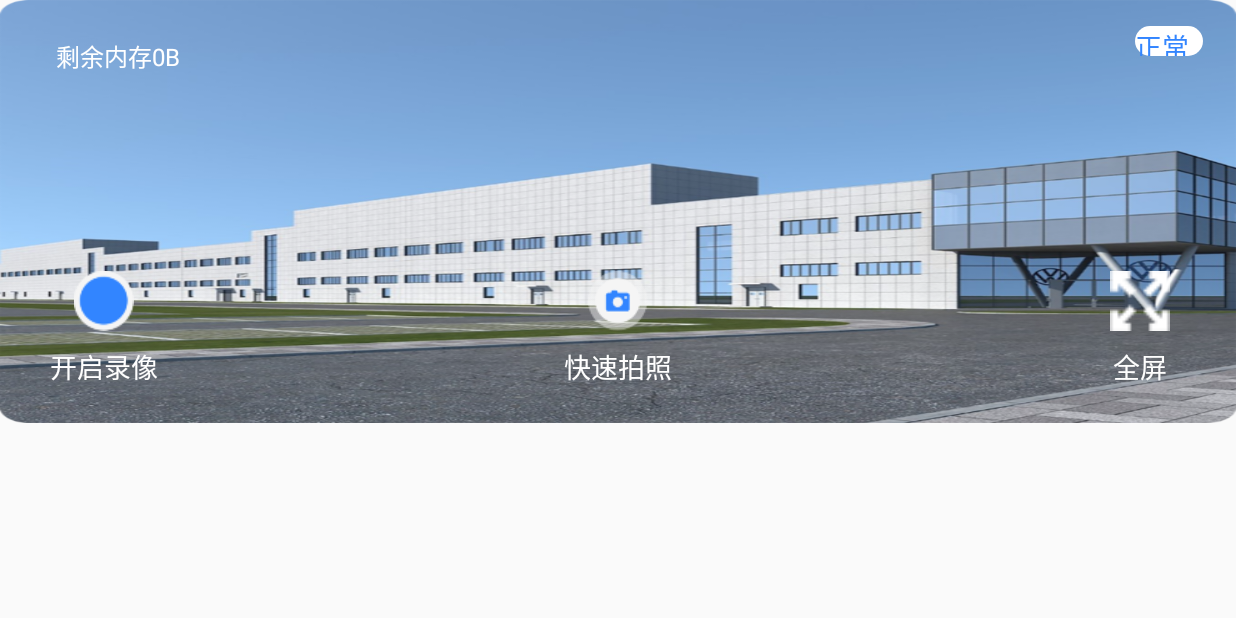
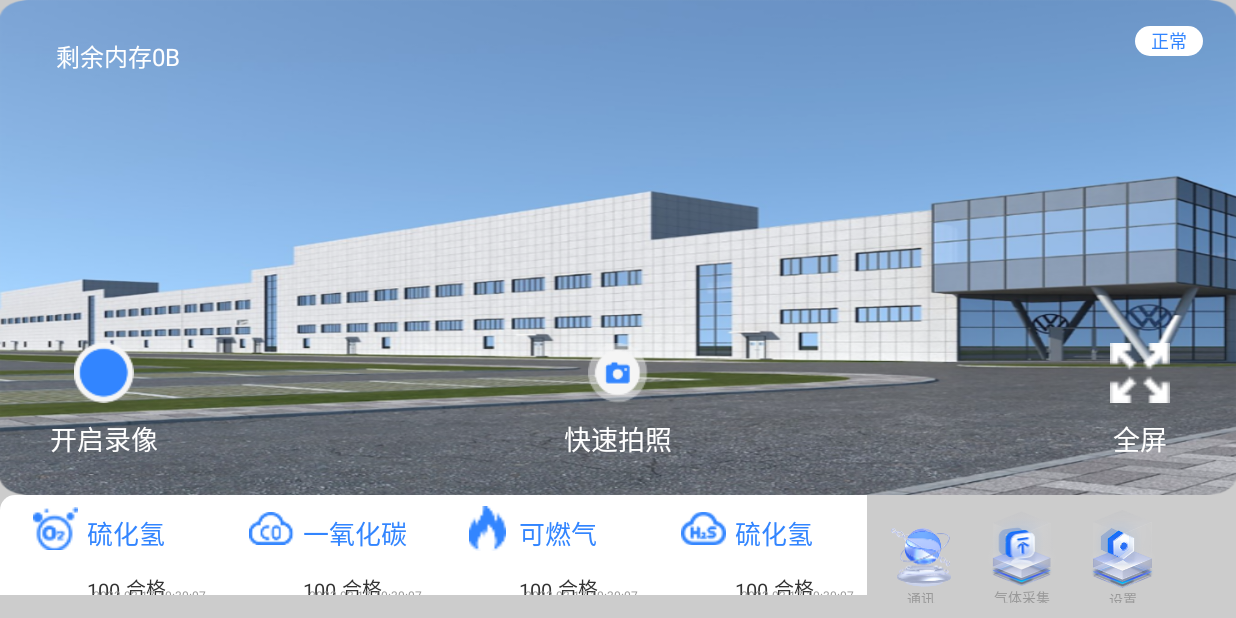
Before and after one commit to wangjiangpeng/explosionproof, an Android app: the screen it shows after launch (ExplosionActivity), on a phone screen of 824 x 412 dp (held sideways). Run offline under Robolectric (Android 15) with nearby library versions, the phone set to English and light mode, and no system bars.

Commit message:
perface explosion

```diff
--- a/app/src/main/java/com/lanhu/explosion/ExplosionActivity.java
+++ b/app/src/main/java/com/lanhu/explosion/ExplosionActivity.java
@@ -2,15 +2,31 @@ package com.lanhu.explosion;
 
 import android.app.Activity;
 import android.os.Bundle;
+import android.util.Log;
+import android.view.LayoutInflater;
+import android.view.View;
+import android.view.ViewGroup;
+import android.widget.BaseAdapter;
+import android.widget.GridView;
+import android.widget.ImageView;
 import android.widget.TextView;
 
+import com.lanhu.explosion.bean.GasInfo;
+import com.lanhu.explosion.task.ATask;
+import com.lanhu.explosion.task.TaskCallback;
+import com.lanhu.explosion.task.TaskService;
+import com.lanhu.explosion.task.impl.GasCollectTask;
 import com.lanhu.explosion.utils.DataUtils;
 import com.lanhu.explosion.utils.MemUtils;
 
-public class ExplosionActivity extends Activity {
+import java.text.SimpleDateFormat;
+import java.util.Date;
+
+public class ExplosionActivity extends Activity implements TaskCallback {
 
     TextView mMemTV;
     TextView mStatusTV;
+    GridView mGasGV;
 
     @Override
     protected void onCreate(Bundle savedInstanceState) {
@@ -20,20 +36,96 @@ public class ExplosionActivity extends Activity {
 
         mMemTV = findViewById(R.id.explosion_men);
         mStatusTV = findViewById(R.id.explosion_status);
-
-
+        mGasGV = findViewById(R.id.explosion_grid_gas);
 
     }
-
 
     @Override
     protected void onResume() {
         super.onResume();
 
         String sizeStr = DataUtils.getSizeName(MemUtils.getAvailableSize("/data"));
-        mMemTV.setText(getString(R.string.explpsion_mem, sizeStr));
+        mMemTV.setText(getString(R.string.explosion_mem, sizeStr));
         mStatusTV.setText("正常");
+
+        GasCollectTask task = TaskService.getInstance().getTask(GasCollectTask.class);
+        task.setTaskCallback(this);
+        task.execute();
     }
 
+    @Override
+    public void onFinished(ATask task, Object result) {
+        if(task instanceof GasCollectTask){
+            GasInfo info = (GasInfo)result;
+            mGasGV.setAdapter(new GasAdapter(info));
+        }
+    }
+
+    private class GasAdapter extends BaseAdapter{
+
+        GasInfo info;
+
+        GasAdapter(GasInfo info){
+            this.info = info;
+        }
+
+        @Override
+        public int getCount() {
+            return info.list.size();
+        }
+
+        @Override
+        public GasInfo.Item getItem(int position) {
+            return info.list.get(position);
+        }
+
+        @Override
+        public long getItemId(int position) {
+            return position;
+        }
+
+        @Override
+        public View getView(int position, View convertView, ViewGroup parent) {
+            if(convertView == null){
+                convertView = LayoutInflater.from(ExplosionActivity.this).inflate(R.layout.explosion_item_gas, parent, false);
+            }
+
+            ImageView icon = convertView.findViewById(R.id.explosion_item_gas_icon);
+            TextView name = convertView.findViewById(R.id.explosion_item_gas_name);
+            TextView value = convertView.findViewById(R.id.explosion_item_gas_value);
+            TextView status = convertView.findViewById(R.id.explosion_item_gas_status);
+            TextView data = convertView.findViewById(R.id.explosion_item_gas_date);
+
+            GasInfo.Item item = getItem(position);
+            switch(item.type){
+                case GasInfo.TYPE_OXYGEN:
+                    icon.setImageResource(R.mipmap.oxygen);
+                    name.setText(R.string.explosion_hydrogen);
+                    break;
+                case GasInfo.TYPE_CO:
+                    icon.setImageResource(R.mipmap.co);
+                    name.setText(R.string.explosion_co);
+                    break;
+                case GasInfo.TYPE_BURN_GAS:
+                    icon.setImageResource(R.mipmap.burn_gas);
+                    name.setText(R.string.explosion_burn_gas);
+                    break;
+                case GasInfo.TYPE_HYDROGEN:
+                    icon.setImageResource(R.mipmap.hydrogen);
+                    name.setText(R.string.explosion_hydrogen);
+                    break;
+            }
+
+            value.setText(String.valueOf(item.value));
+            if(item.status == GasInfo.STATUS_OK){
+                status.setText(R.string.explosion_qualified);
+            }
+
+            SimpleDateFormat dateFormat = new SimpleDateFormat( "yyyy-MM-dd HH:mm:ss");
+            data.setText(dateFormat.format(new Date(item.time)));
+
+            return convertView;
+        }
+    }
 
 }
--- /dev/null
+++ b/app/src/main/java/com/lanhu/explosion/bean/GasInfo.java
@@ -0,0 +1,34 @@
+package com.lanhu.explosion.bean;
+
+import java.util.ArrayList;
+
+public class GasInfo {
+
+    public static final int TYPE_OXYGEN = 0;
+    public static final int TYPE_CO = 1;
+    public static final int TYPE_BURN_GAS = 2;
+    public static final int TYPE_HYDROGEN = 3;
+
+    public static final int STATUS_OK = 0;
+    public static final int STATUS_ERR = 1;
+
+    public static final int QUALIFIED_MIN = 0;
+
+    public ArrayList<Item> list = new ArrayList<>();
+
+    public static class Item {
+        public int type;
+        public int value;
+        public int status;
+        public long time;
+
+        public Item(int type, int value, int status, long time) {
+            this.type = type;
+            this.value = value;
+            this.status = status;
+            this.time = time;
+        }
+
+    }
+
+}
--- a/app/src/main/java/com/lanhu/explosion/task/TaskService.java
+++ b/app/src/main/java/com/lanhu/explosion/task/TaskService.java
@@ -3,8 +3,6 @@ package com.lanhu.explosion.task;
 import java.lang.reflect.Constructor;
 import java.util.HashMap;
 import java.util.Map;
-
-import base.library.module.ModuleManager;
 
 /**
  * 任务池
@@ -19,11 +17,7 @@ public class TaskService {
 
     public static TaskService getInstance() {
         if (sTaskService == null) {
-            synchronized (ModuleManager.class) {
-                if (sTaskService == null) {
-                    sTaskService = new TaskService();
-                }
-            }
+            sTaskService = new TaskService();
         }
         return sTaskService;
     }
--- a/app/src/main/java/com/lanhu/explosion/task/impl/GasCollectTask.java
+++ b/app/src/main/java/com/lanhu/explosion/task/impl/GasCollectTask.java
@@ -1,12 +1,29 @@
 package com.lanhu.explosion.task.impl;
 
+import com.lanhu.explosion.bean.GasInfo;
 import com.lanhu.explosion.task.ATask;
 
 public class GasCollectTask extends ATask {
 
     @Override
     protected Object doInBackground(Object... objs) {
-        return null;
+        try {
+            Thread.sleep(3000);
+        } catch (InterruptedException e) {
+            e.printStackTrace();
+        }
+
+        long time = System.currentTimeMillis();
+        GasInfo info = new GasInfo();
+        GasInfo.Item item = new GasInfo.Item(GasInfo.TYPE_OXYGEN, 100, GasInfo.STATUS_OK, time);
+        info.list.add(item);
+        item = new GasInfo.Item(GasInfo.TYPE_CO, 100, GasInfo.STATUS_OK, time);
+        info.list.add(item);
+        item = new GasInfo.Item(GasInfo.TYPE_BURN_GAS, 100, GasInfo.STATUS_OK, time);
+        info.list.add(item);
+        item = new GasInfo.Item(GasInfo.TYPE_HYDROGEN, 100, GasInfo.STATUS_OK, time);
+        info.list.add(item);
+        return info;
     }
 
 }
--- /dev/null
+++ b/app/src/main/res/drawable/collect_dw.xml
@@ -0,0 +1,12 @@
+<?xml version="1.0" encoding="utf-8"?>
+<layer-list xmlns:android="http://schemas.android.com/apk/res/android">
+    <!--设置图片的大小  -->
+    <item
+        android:top="1dp"
+        android:width="50dp"
+        android:height="50dp">
+        <bitmap android:src="@mipmap/collect" />
+    </item>
+
+
+</layer-list>
--- /dev/null
+++ b/app/src/main/res/drawable/comm_dw.xml
@@ -0,0 +1,12 @@
+<?xml version="1.0" encoding="utf-8"?>
+<layer-list xmlns:android="http://schemas.android.com/apk/res/android">
+    <!--设置图片的大小  -->
+    <item
+        android:top="12dp"
+        android:width="40dp"
+        android:height="39dp">
+        <bitmap android:src="@mipmap/comm" />
+    </item>
+
+
+</layer-list>
--- /dev/null
+++ b/app/src/main/res/drawable/round.xml
@@ -0,0 +1,9 @@
+<?xml version="1.0" encoding="UTF-8"?>
+<selector xmlns:android="http://schemas.android.com/apk/res/android">
+    <item>
+        <shape>
+            <solid  android:color="#ffffff" />
+            <corners android:radius="10.0dip" />
+        </shape>
+    </item>
+</selector>
--- /dev/null
+++ b/app/src/main/res/drawable/setting_dw.xml
@@ -0,0 +1,11 @@
+<?xml version="1.0" encoding="utf-8"?>
+<layer-list xmlns:android="http://schemas.android.com/apk/res/android">
+    <!--设置图片的大小  -->
+    <item
+        android:width="51dp"
+        android:height="52dp">
+        <bitmap android:src="@mipmap/setting" />
+    </item>
+
+
+</layer-list>
--- a/app/src/main/res/layout/explosion.xml
+++ b/app/src/main/res/layout/explosion.xml
@@ -1,115 +1,165 @@
 <?xml version="1.0" encoding="utf-8"?>
 <LinearLayout xmlns:android="http://schemas.android.com/apk/res/android"
-    android:orientation="vertical"
     android:layout_width="match_parent"
-    android:layout_height="match_parent">
+    android:layout_height="match_parent"
+    android:background="#cccccc"
+    android:orientation="vertical">
+
     <RelativeLayout
-        android:background="@mipmap/explosion_bg"
         android:layout_width="match_parent"
         android:layout_height="0dp"
-        android:layout_weight="1">
+        android:layout_weight="1"
+        android:background="@mipmap/explosion_bg">
+
         <TextView
             android:id="@+id/explosion_men"
             android:layout_width="wrap_content"
             android:layout_height="wrap_content"
+            android:layout_marginLeft="37dp"
             android:layout_marginTop="25dp"
-            android:layout_marginLeft="37dp"
-            android:textSize="16sp"
-            android:textColor="#ffffff"/>
+            android:textColor="#ffffff"
+            android:textSize="16sp" />
+
         <TextView
             android:id="@+id/explosion_status"
-            android:background="@drawable/round_btn"
             android:layout_width="45dp"
             android:layout_height="20dp"
+            android:layout_alignParentRight="true"
             android:layout_marginTop="17dp"
             android:layout_marginRight="22dp"
-            android:layout_alignParentRight="true"
-            android:textSize="18sp"
-            android:textColor="#3285ff"/>
+            android:background="@drawable/round_btn"
+            android:gravity="center"
+            android:textColor="#3285ff"
+            android:textSize="12sp" />
+
         <LinearLayout
-            android:orientation="vertical"
+            android:layout_width="wrap_content"
+            android:layout_height="wrap_content"
             android:layout_alignParentBottom="true"
             android:layout_marginLeft="33dp"
             android:layout_marginBottom="24dp"
             android:gravity="center_horizontal"
-            android:layout_width="wrap_content"
-            android:layout_height="wrap_content">
+            android:orientation="vertical">
+
             <Button
                 android:id="@+id/explosion_open_camera"
-                android:background="@mipmap/cycle_btn_bg"
                 android:layout_width="40dp"
-                android:layout_height="40dp"/>
+                android:layout_height="40dp"
+                android:background="@mipmap/cycle_btn_bg" />
+
             <TextView
-                android:text="@string/explpsion_open_camera"
                 android:layout_width="wrap_content"
                 android:layout_height="wrap_content"
                 android:layout_marginTop="10dp"
-                android:textSize="18sp"
-                android:textColor="#fefefe"/>
+                android:text="@string/explosion_open_camera"
+                android:textColor="#fefefe"
+                android:textSize="18sp" />
         </LinearLayout>
+
         <LinearLayout
-            android:orientation="vertical"
+            android:layout_width="wrap_content"
+            android:layout_height="wrap_content"
             android:layout_alignParentBottom="true"
             android:layout_centerHorizontal="true"
             android:layout_marginBottom="24dp"
             android:gravity="center_horizontal"
-            android:layout_width="wrap_content"
-            android:layout_height="wrap_content">
+            android:orientation="vertical">
+
             <Button
                 android:id="@+id/explosion_take_picture"
-                android:background="@mipmap/camera"
                 android:layout_width="40dp"
-                android:layout_height="40dp"/>
+                android:layout_height="40dp"
+                android:background="@mipmap/camera" />
+
             <TextView
-                android:text="@string/explpsion_take_picture"
                 android:layout_width="wrap_content"
                 android:layout_height="wrap_content"
                 android:layout_marginTop="10dp"
-                android:textSize="18sp"
-                android:textColor="#fefefe"/>
+                android:text="@string/explosion_take_picture"
+                android:textColor="#fefefe"
+                android:textSize="18sp" />
         </LinearLayout>
+
         <LinearLayout
-            android:orientation="vertical"
+            android:layout_width="wrap_content"
+            android:layout_height="wrap_content"
+            android:layout_alignParentRight="true"
             android:layout_alignParentBottom="true"
-            android:layout_alignParentRight="true"
             android:layout_marginRight="44dp"
             android:layout_marginBottom="24dp"
             android:gravity="center_horizontal"
-            android:layout_width="wrap_content"
-            android:layout_height="wrap_content">
+            android:orientation="vertical">
+
             <Button
                 android:id="@+id/explosion_fullscreen"
-                android:background="@mipmap/full_screen"
                 android:layout_width="40dp"
-                android:layout_height="40dp"/>
+                android:layout_height="40dp"
+                android:background="@mipmap/full_screen" />
+
             <TextView
-                android:text="@string/explpsion_fullscreen"
                 android:layout_width="wrap_content"
                 android:layout_height="wrap_content"
                 android:layout_marginTop="10dp"
-                android:textSize="18sp"
-                android:textColor="#fefefe"/>
+                android:text="@string/explosion_fullscreen"
+                android:textColor="#fefefe"
+                android:textSize="18sp" />
         </LinearLayout>
     </RelativeLayout>
+
     <LinearLayout
-        android:orientation="horizontal"
         android:layout_width="match_parent"
-        android:layout_height="130dp">
+        android:layout_height="82dp"
+        android:orientation="horizontal">
+
+        <GridView
+            android:id="@+id/explosion_grid_gas"
+            android:layout_width="0dp"
+            android:numColumns="4"
+            android:layout_height="match_parent"
+            android:layout_marginBottom="15dp"
+            android:layout_weight="1">
+        </GridView>
 
         <LinearLayout
-            android:orientation="horizontal"
-            android:layout_width="0dp"
-            android:layout_weight="1"
-            android:layout_height="match_parent">
+            android:layout_width="246dp"
+            android:layout_height="match_parent"
+            android:orientation="horizontal">
 
+            <TextView
+                android:id="@+id/explosion_comm"
+                android:layout_width="52dp"
+                android:layout_height="62dp"
+                android:layout_gravity="center_vertical"
+                android:layout_marginLeft="10dp"
+                android:drawableTop="@drawable/comm_dw"
+                android:gravity="center_horizontal"
+                android:text="@string/explosion_comm"
+                android:textColor="#999999"
+                android:textSize="9sp" />
 
-        </LinearLayout>
+            <TextView
+                android:id="@+id/explosion_collect"
+                android:layout_width="52dp"
+                android:layout_height="62dp"
+                android:layout_gravity="center_vertical"
+                android:layout_marginLeft="15dp"
+                android:drawableTop="@drawable/collect_dw"
+                android:gravity="center_horizontal"
+                android:text="@string/explosion_collect"
+                android:textColor="#999999"
+                android:textSize="9sp" />
 
-        <LinearLayout
-            android:orientation="horizontal"
-            android:layout_width="246dp"
-            android:layout_height="match_parent">
-
+            <TextView
+                android:id="@+id/explosion_setting"
+                android:layout_width="52dp"
+                android:layout_height="62dp"
+                android:layout_gravity="center_vertical"
+                android:layout_marginLeft="15dp"
+                android:drawableTop="@drawable/setting_dw"
+                android:gravity="center_horizontal"
+                android:text="@string/explosion_setting"
+                android:textColor="#999999"
+                android:textSize="9sp" />
 
         </LinearLayout>
     </LinearLayout>
--- a/app/src/main/res/layout/explosion_item_gas.xml
+++ b/app/src/main/res/layout/explosion_item_gas.xml
@@ -2,7 +2,7 @@
 <RelativeLayout xmlns:android="http://schemas.android.com/apk/res/android"
     android:layout_width="170dp"
     android:layout_height="90dp"
-    android:orientation="vertical">
+    android:background="@drawable/round">
 
     <ImageView
         android:id="@+id/explosion_item_gas_icon"
--- a/app/src/main/res/values/strings.xml
+++ b/app/src/main/res/values/strings.xml
@@ -2,17 +2,17 @@
     <string name="app_name">安信通</string>
 
 
-    <string name="explpsion_normal">正常</string>
-    <string name="explpsion_mem">剩余内存%s</string>
-    <string name="explpsion_open_camera">开启录像</string>
-    <string name="explpsion_take_picture">快速拍照</string>
-    <string name="explpsion_fullscreen">全屏</string>
-    <string name="explpsion_oxygen">氧气</string>
-    <string name="explpsion_co">一氧化碳</string>
-    <string name="explpsion_flammable">可燃气</string>
-    <string name="explpsion_hydrogen">硫化氢</string>
-    <string name="explpsion_qualified">合格</string>
-    <string name="explpsion_comm">通讯</string>
-    <string name="explpsion_collect">气体采集</string>
-    <string name="explpsion_setting">设置</string>
+    <string name="explosion_normal">正常</string>
+    <string name="explosion_mem">剩余内存%s</string>
+    <string name="explosion_open_camera">开启录像</string>
+    <string name="explosion_take_picture">快速拍照</string>
+    <string name="explosion_fullscreen">全屏</string>
+    <string name="explosion_oxygen">氧气</string>
+    <string name="explosion_co">一氧化碳</string>
+    <string name="explosion_burn_gas">可燃气</string>
+    <string name="explosion_hydrogen">硫化氢</string>
+    <string name="explosion_qualified">合格</string>
+    <string name="explosion_comm">通讯</string>
+    <string name="explosion_collect">气体采集</string>
+    <string name="explosion_setting">设置</string>
 </resources>
```
